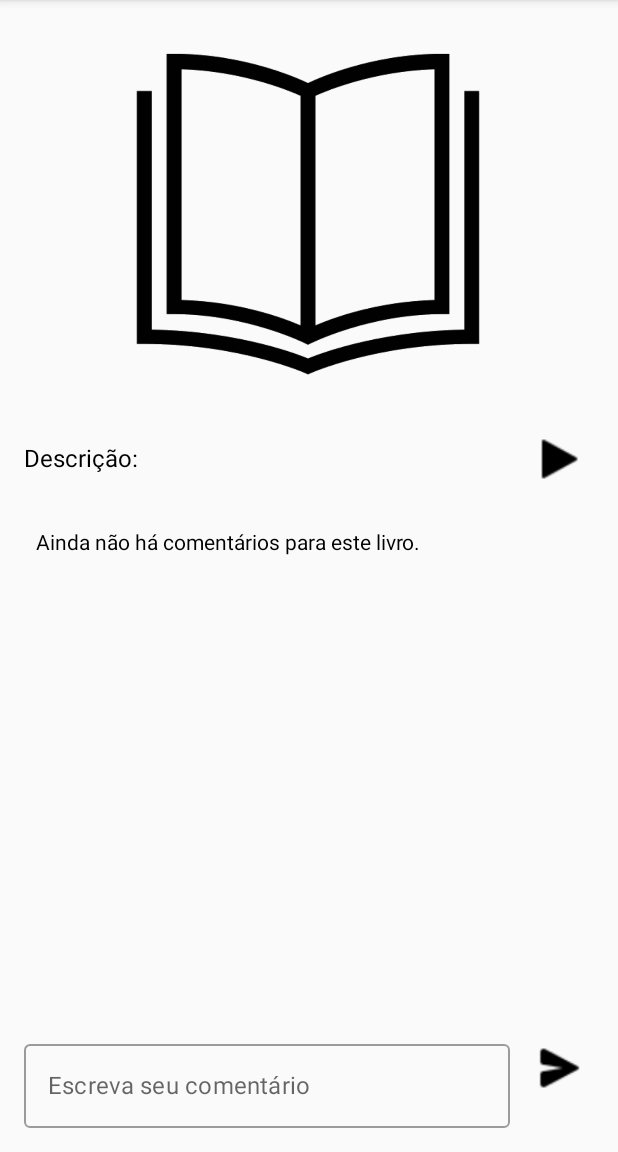
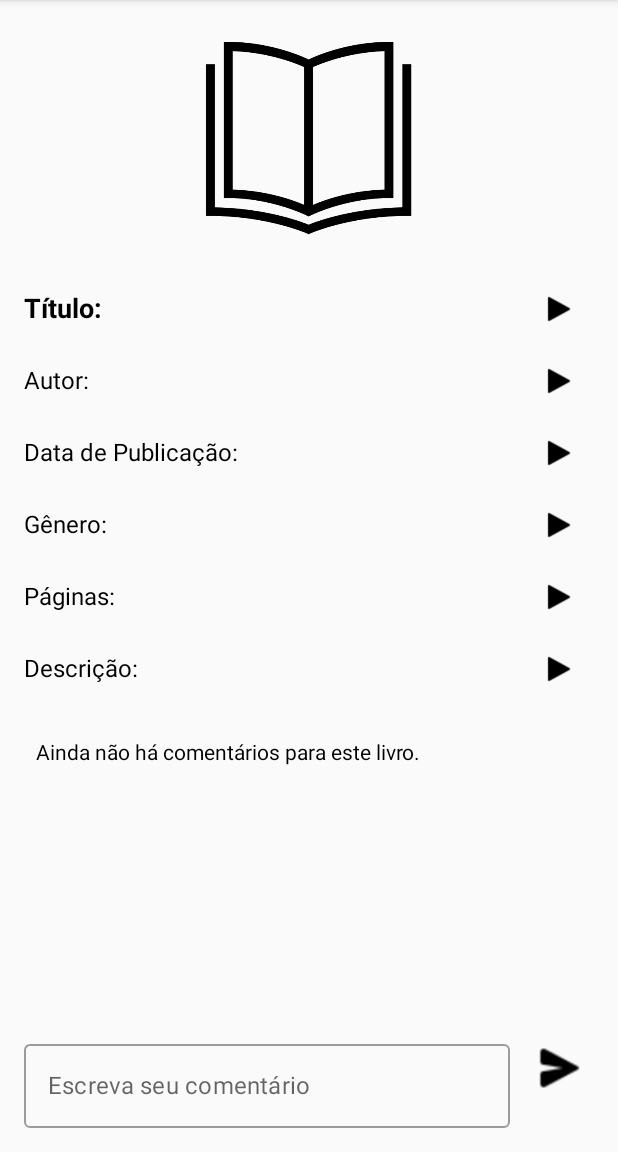
Before and after one commit to jandersonsiqueira/read-sync-mobile, an Android app built with Jetpack Compose: the LivroDetalhesActivity screen opened directly, with no data from a screen before it, on a phone screen of 412 x 824 dp, the part 84-1236 px from its top. Run offline under Robolectric (Android 15) with nearby library versions, the phone set to English and light mode, and no system bars; our stand-ins replace Firebase (no records; nobody signed in at launch, a user with empty details on screens opened directly).

Commit message:
Campos nos detalhes do livro

```diff
--- a/androidApp/src/main/java/com/example/readsync2/android/leitor/LivroDetalhesActivity.kt
+++ b/androidApp/src/main/java/com/example/readsync2/android/leitor/LivroDetalhesActivity.kt
@@ -49,12 +49,16 @@ fun LivroDetalhesScreen(livroId: String?) {
     var capaUrl by remember { mutableStateOf("") }
     var comentario by remember { mutableStateOf("") }
     var listaComentarios by remember { mutableStateOf(listOf<String>()) }
+    var titulo by remember { mutableStateOf("") }
+    var autor by remember { mutableStateOf("") }
+    var dataPublicacao by remember { mutableStateOf("") }
+    var genero by remember { mutableStateOf("") }
+    var paginas by remember { mutableStateOf(TextFieldValue("")) }
     val db = FirebaseFirestore.getInstance()
 
     val context = LocalContext.current
     var tts: TextToSpeech? by remember { mutableStateOf(null) }
 
-    // Inicializando o TextToSpeech
     LaunchedEffect(context) {
         tts = TextToSpeech(context) { status ->
             if (status == TextToSpeech.SUCCESS) {
@@ -74,9 +78,13 @@ fun LivroDetalhesScreen(livroId: String?) {
             db.collection("livros").document(livroId).get()
                 .addOnSuccessListener { doc ->
                     if (doc.exists()) {
-                        // Carregar a URL da capa
                         capaUrl = doc.getString("urlCapa") ?: ""
                         descricao = TextFieldValue(doc.getString("descricao") ?: "")
+                        titulo = doc.getString("titulo") ?: ""
+                        autor = doc.getString("autor") ?: ""
+                        dataPublicacao = doc.getString("dataPublicacao") ?: ""
+                        genero = doc.getString("genero") ?: ""
+                        paginas = TextFieldValue((doc["paginas"] as Long).toString())
                     } else {
                         println("Documento não encontrado.")
                     }
@@ -85,16 +93,14 @@ fun LivroDetalhesScreen(livroId: String?) {
                     println("Erro ao buscar detalhes do livro: ${e.message}")
                 }
 
-            // Carregar os comentários do Firestore
             db.collection("comentarios")
-                .whereEqualTo("livroId", livroId) // Filtra pelos comentários do livro específico
+                .whereEqualTo("livroId", livroId)
                 .get()
                 .addOnSuccessListener { snapshot ->
-                    // Mapeia os comentários do Firestore para uma lista
                     val comentarios = snapshot.documents.mapNotNull { document ->
                         document.getString("comentario")
                     }
-                    listaComentarios = comentarios // Atualiza a lista local com os comentários
+                    listaComentarios = comentarios
                 }
                 .addOnFailureListener { e ->
                     println("Erro ao carregar os comentários: ${e.message}")
@@ -118,7 +124,7 @@ fun LivroDetalhesScreen(livroId: String?) {
                 AsyncImage(
                     model = capaUrl,
                     contentDescription = "Capa do livro",
-                    modifier = Modifier.size(250.dp),
+                    modifier = Modifier.size(150.dp),
                     placeholder = painterResource(id = R.drawable.ic_book),
                     error = painterResource(id = R.drawable.ic_book)
                 )
@@ -126,7 +132,94 @@ fun LivroDetalhesScreen(livroId: String?) {
 
             Spacer(modifier = Modifier.height(16.dp))
 
-            // Descrição do livro com botão de áudio
+            // Informações do livro
+            Column(modifier = Modifier.fillMaxWidth()) {
+                Row(verticalAlignment = Alignment.CenterVertically) {
+                    Text(
+                        text = "Título: $titulo",
+                        fontSize = 18.sp,
+                        fontWeight = FontWeight.Bold,
+                        modifier = Modifier.weight(1f)
+                    )
+                    IconButton(onClick = {
+                        tts?.speak("Título: $titulo", TextToSpeech.QUEUE_FLUSH, null, null)
+                    }) {
+                        Icon(
+                            painter = painterResource(id = R.drawable.ic_play),
+                            contentDescription = "Ler título",
+                            modifier = Modifier.size(20.dp)
+                        )
+                    }
+                }
+
+                Row(verticalAlignment = Alignment.CenterVertically) {
+                    Text(
+                        text = "Autor: $autor",
+                        fontSize = 16.sp,
+                        modifier = Modifier.weight(1f)
+                    )
+                    IconButton(onClick = {
+                        tts?.speak("Autor: $autor", TextToSpeech.QUEUE_FLUSH, null, null)
+                    }) {
+                        Icon(
+                            painter = painterResource(id = R.drawable.ic_play),
+                            contentDescription = "Ler autor",
+                            modifier = Modifier.size(20.dp)
+                        )
+                    }
+                }
+
+                Row(verticalAlignment = Alignment.CenterVertically) {
+                    Text(
+                        text = "Data de Publicação: $dataPublicacao",
+                        fontSize = 16.sp,
+                        modifier = Modifier.weight(1f)
+                    )
+                    IconButton(onClick = {
+                        tts?.speak("Data de Publicação: $dataPublicacao", TextToSpeech.QUEUE_FLUSH, null, null)
+                    }) {
+                        Icon(
+                            painter = painterResource(id = R.drawable.ic_play),
+                            contentDescription = "Ler data de publicação",
+                            modifier = Modifier.size(20.dp)
+                        )
+                    }
+                }
+
+                Row(verticalAlignment = Alignment.CenterVertically) {
+                    Text(
+                        text = "Gênero: $genero",
+                        fontSize = 16.sp,
+                        modifier = Modifier.weight(1f)
+                    )
+                    IconButton(onClick = {
+                        tts?.speak("Gênero: $genero", TextToSpeech.QUEUE_FLUSH, null, null)
+                    }) {
+                        Icon(
+                            painter = painterResource(id = R.drawable.ic_play),
+                            contentDescription = "Ler gênero",
+                            modifier = Modifier.size(20.dp)
+                        )
+                    }
+                }
+
+                Row(verticalAlignment = Alignment.CenterVertically) {
+                    Text(
+                        text = "Páginas: ${paginas.text}",
+                        fontSize = 16.sp,
+                        modifier = Modifier.weight(1f)
+                    )
+                    IconButton(onClick = {
+                        tts?.speak("Numero de Páginas: ${paginas.text}", TextToSpeech.QUEUE_FLUSH, null, null)
+                    }) {
+                        Icon(
+                            painter = painterResource(id = R.drawable.ic_play),
+                            contentDescription = "Ler páginas",
+                            modifier = Modifier.size(20.dp)
+                        )
+                    }
+                }
+
                 Row(verticalAlignment = Alignment.CenterVertically) {
                     Text(
                         text = "Descrição: ${descricao.text}",
@@ -134,19 +227,20 @@ fun LivroDetalhesScreen(livroId: String?) {
                         modifier = Modifier.weight(1f)
                     )
                     IconButton(onClick = {
-                    tts?.speak(descricao.text, TextToSpeech.QUEUE_FLUSH, null, null)
+                        tts?.speak("Descrição: ${descricao.text}", TextToSpeech.QUEUE_FLUSH, null, null)
                     }) {
                         Icon(
                             painter = painterResource(id = R.drawable.ic_play),
                             contentDescription = "Ler descrição",
-                        modifier = Modifier.size(32.dp)
+                            modifier = Modifier.size(20.dp)
                         )
+                    }
                 }
             }
 
             Spacer(modifier = Modifier.height(16.dp))
 
-            // Seção de comentários com botão de áudio
+            // Comentários
             if (listaComentarios.isNotEmpty()) {
                 LazyColumn(
                     modifier = Modifier
@@ -162,24 +256,23 @@ fun LivroDetalhesScreen(livroId: String?) {
                                 Icon(
                                     painter = painterResource(id = R.drawable.ic_play),
                                     contentDescription = "Ler comentário",
-                                    modifier = Modifier.size(32.dp)
+                                    modifier = Modifier.size(20.dp)
                                 )
                             }
                         }
                     }
                 }
             } else {
-                // Exibe uma mensagem caso não haja comentários
                 Text(text = "Ainda não há comentários para este livro.", modifier = Modifier.padding(8.dp))
             }
         }
 
-        // Seção fixa para adicionar comentários
+        // Campo de adicionar comentário
         Row(
             modifier = Modifier
                 .fillMaxWidth()
                 .padding(16.dp)
-                .align(Alignment.BottomCenter) // Fixa no fundo da tela
+                .align(Alignment.BottomCenter)
         ) {
             OutlinedTextField(
                 value = comentario,
@@ -187,23 +280,18 @@ fun LivroDetalhesScreen(livroId: String?) {
                 label = { Text("Escreva seu comentário") },
                 modifier = Modifier.weight(1f)
             )
-
             Spacer(modifier = Modifier.width(8.dp))
-
             IconButton(onClick = {
                 if (comentario.isNotEmpty() && livroId != null) {
-                    // Salvar o comentário no Firestore
                     val comentarioData = hashMapOf(
                         "livroId" to livroId,
                         "comentario" to comentario
                     )
-
                     db.collection("comentarios")
                         .add(comentarioData)
                         .addOnSuccessListener {
-                            // Adicionando o comentário à lista local
                             listaComentarios = listaComentarios + comentario
-                            comentario = "" // Limpar o campo de comentário
+                            comentario = ""
                         }
                         .addOnFailureListener { e ->
                             println("Erro ao adicionar comentário: ${e.message}")
```
Lines whose indentation alone changed are shown as unchanged.
